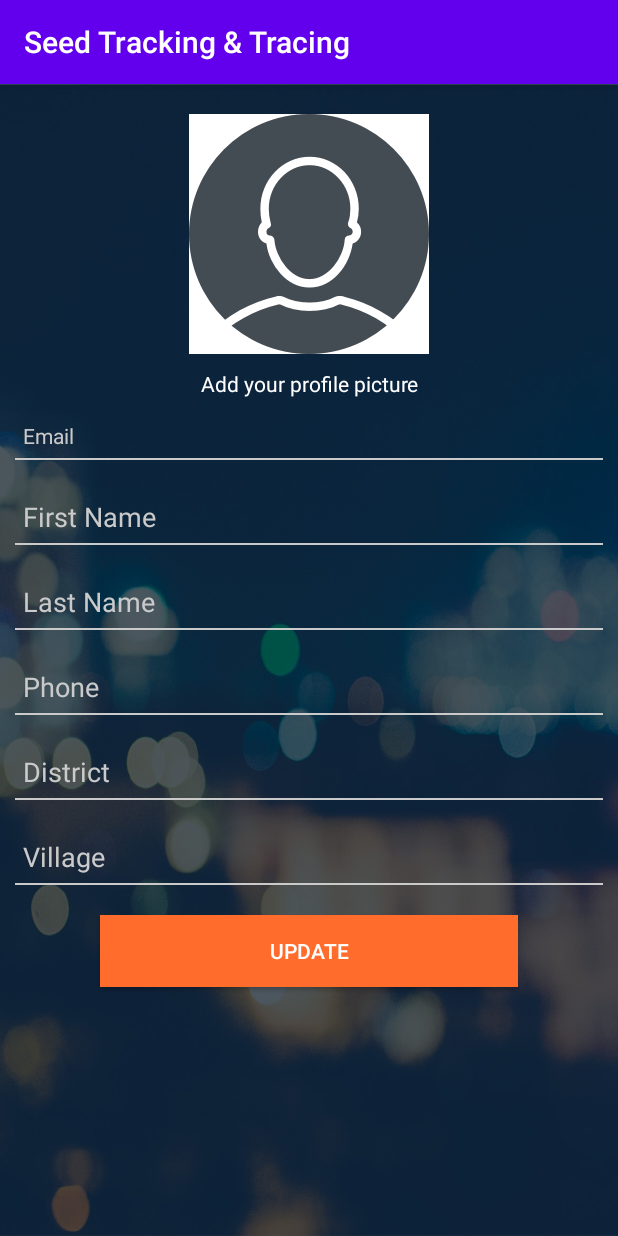
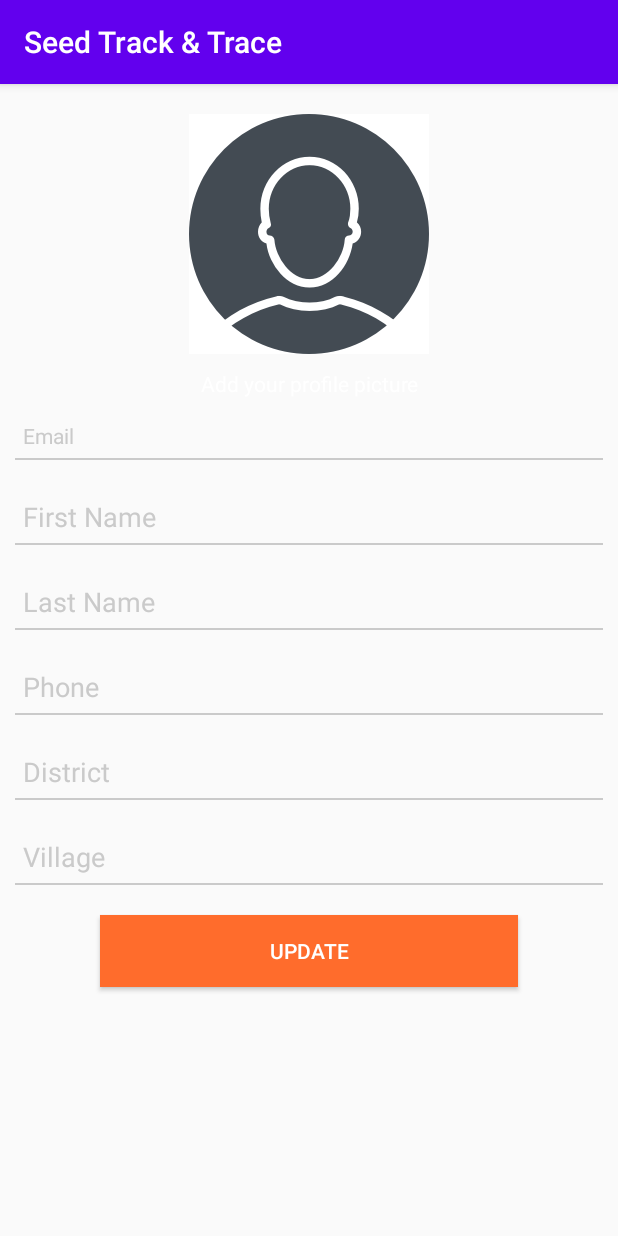
Before and after one commit to janepounds/STTS, an Android app: the EditProfileActivity screen opened directly, with no data from a screen before it, on a phone screen of 412 x 824 dp. Run offline under Robolectric (Android 15) with nearby library versions, the phone set to English and light mode, and no system bars; our stand-ins replace Firebase (no records; nobody signed in at launch, a user with empty details on screens opened directly); Roboto replaces fonts that are not available here.

Commit message:
change the background images for the onboarding screens and splash screen

```diff
--- a/app/src/main/res/layout/activity_edit_profile.xml
+++ b/app/src/main/res/layout/activity_edit_profile.xml
@@ -1,8 +1,7 @@
 <?xml version="1.0" encoding="utf-8"?>
 <ScrollView xmlns:android="http://schemas.android.com/apk/res/android"
     android:layout_width="match_parent"
-    android:layout_height="match_parent"
-    android:background="@drawable/blurbg">
+    android:layout_height="match_parent">
 
     <LinearLayout
         android:layout_width="match_parent"
@@ -80,7 +79,7 @@
                 android:hint="Email"
                 android:inputType="textPersonName"
                 android:padding="5dp"
-                android:textColor="#ffff"
+                android:textColor="@android:color/black"
                 android:textColorHint="#cacaca" />
 
             <View
@@ -106,7 +105,7 @@
                 android:hint="First Name"
                 android:inputType="textPersonName"
                 android:padding="5dp"
-                android:textColor="#ffff"
+                android:textColor="@android:color/black"
                 android:textColorHint="#cacaca" />
 
             <View
@@ -132,7 +131,7 @@
                 android:hint="Last Name"
                 android:inputType="textPersonName"
                 android:padding="5dp"
-                android:textColor="#ffff"
+                android:textColor="@android:color/black"
                 android:textColorHint="#cacaca" />
 
             <View
@@ -158,7 +157,7 @@
                 android:hint="Phone"
                 android:inputType="phone"
                 android:padding="5dp"
-                android:textColor="#ffff"
+                android:textColor="@android:color/black"
                 android:textColorHint="#cacaca" />
 
             <View
@@ -184,7 +183,7 @@
                 android:hint="District"
                 android:inputType="text"
                 android:padding="5dp"
-                android:textColor="#ffff"
+                android:textColor="@android:color/black"
                 android:textColorHint="#cacaca" />
 
             <View
@@ -210,7 +209,7 @@
                 android:hint="Village"
                 android:inputType="text"
                 android:padding="5dp"
-                android:textColor="#ffff"
+                android:textColor="@android:color/black"
                 android:textColorHint="#cacaca" />
 
             <View
--- a/app/src/main/res/layout/thirdscreen.xml
+++ b/app/src/main/res/layout/thirdscreen.xml
@@ -7,7 +7,7 @@
         android:layout_width="match_parent"
         android:layout_height="match_parent"
         android:scaleType="centerCrop"
-        android:src="@drawable/onboard12" />
+        android:src="@drawable/quality" />
 
     <View
         android:layout_width="match_parent"
@@ -32,7 +32,7 @@
                 android:id="@+id/textView4"
                 android:layout_width="wrap_content"
                 android:layout_height="wrap_content"
-                android:text="@string/seed_tracking_tracing"
+                android:text="Quality Assurance"
                 android:textColor="#ffffff"
                 android:textSize="35dp" />
         </LinearLayout>
--- a/app/src/main/res/values/strings.xml
+++ b/app/src/main/res/values/strings.xml
@@ -1,6 +1,6 @@
 <resources>
-    <string name="app_name">Seed Tracking &amp; Tracing</string>
-    <string name="seed_tracking_tracing"><![CDATA[Seed Tracking & Tracing]]></string>
+    <string name="app_name">Seed Track &amp; Trace</string>
+    <string name="seed_tracking_tracing"><![CDATA[Seed Track & Trace]]></string>
     <string name="fa_check_square_o">&#xf046;</string>
     <string name="fa_clock_o">&#xf017;</string>
     <string name="fa_star">&#xf005;</string>
```
Also changed, not shown: app/src/main/res/layout/firstscreen.xml (+4 -4 lines), app/src/main/res/layout/fourthscreen.xml (+4 -4 lines), app/src/main/res/layout/secondscreen.xml (+4 -4 lines), app/src/main/res/drawable-hdpi/circle.png (added), app/src/main/res/drawable-hdpi/coat_of_arms.png (added), app/src/main/res/drawable-hdpi/edu.png (deleted), app/src/main/res/drawable-hdpi/edubg.png (deleted), app/src/main/res/drawable-hdpi/manage_orders.png (added), app/src/main/res/drawable-hdpi/planting_return.png (added), app/src/main/res/drawable-hdpi/quality.png (added), app/src/main/res/drawable-hdpi/seed_registration.png (added), app/src/main/res/drawable-hdpi/seedsbg.png (added), 2 other files.
